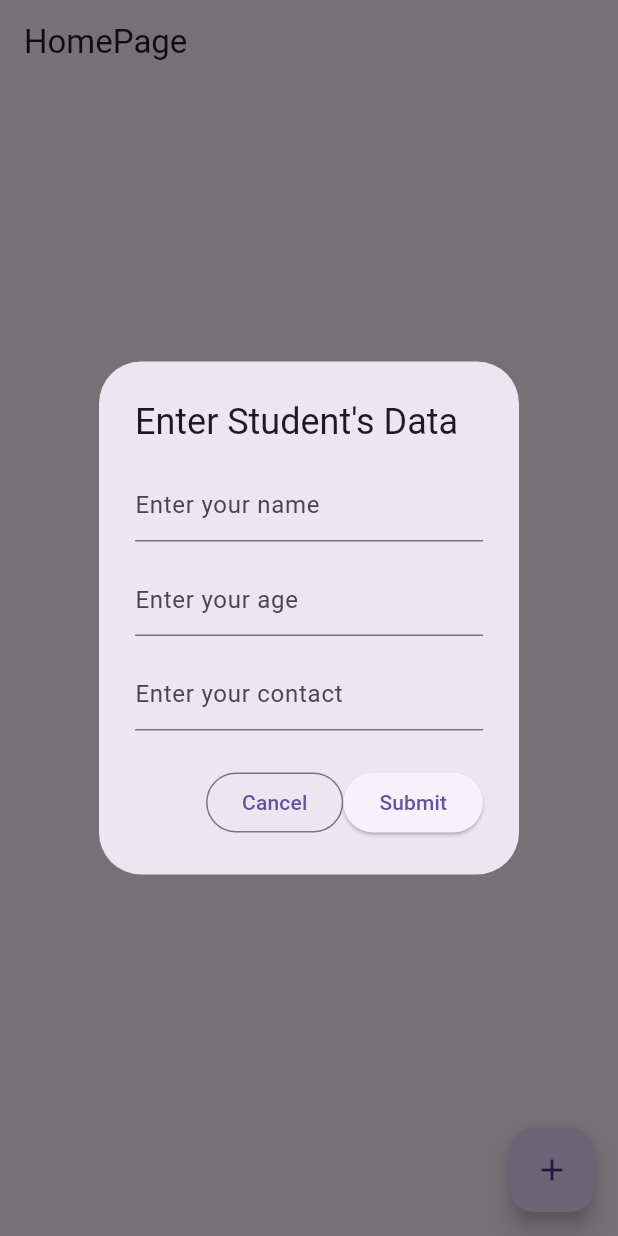
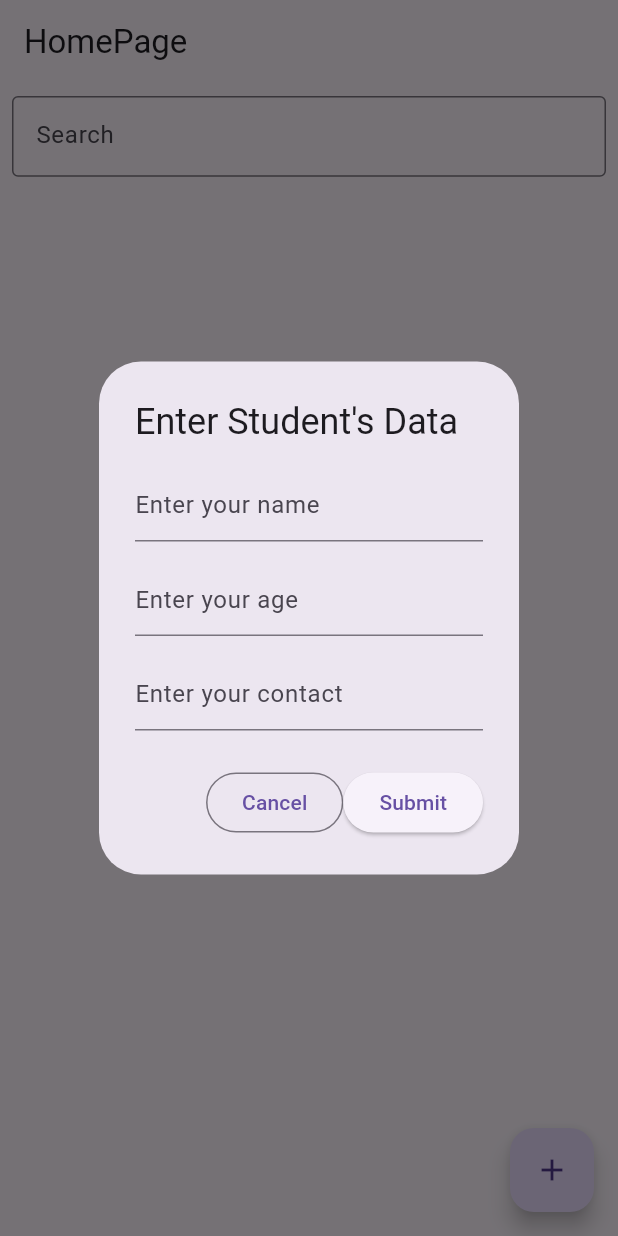
Before and after one commit to vrajGodhani24/adv_4_data, a Flutter app: the screen it shows after launch, after a tap on the "add" icon, on a phone screen of 412 x 824 dp. Run offline on Flutter 3.47's test engine with Material 3 defaults, Android fonts, the phone set to English and light mode, and no system bars; our stand-ins replace get, sqflite; accounts and stored records are empty.

Commit message:
11/1/24 first commit

```diff
--- a/lib/module/helper/database_helper.dart
+++ b/lib/module/helper/database_helper.dart
@@ -34,4 +34,14 @@ class DataBaseHelper {
 
     await db!.rawInsert(sql, values);
   }
+
+  Future<List<Map<String, Object?>>> fetchAllData() async {
+    db = await initDB();
+
+    String sql = "SELECT * FROM student";
+
+    List<Map<String, Object?>> fetchedData = await db!.rawQuery(sql);
+
+    return fetchedData;
+  }
 }
--- a/lib/module/views/homepage/controller/homepage_controller.dart
+++ b/lib/module/views/homepage/controller/homepage_controller.dart
@@ -1,11 +1,34 @@
 import 'package:adv_4_database/module/helper/database_helper.dart';
+import 'package:adv_4_database/module/views/homepage/model/student.dart';
 import 'package:get/get.dart';
 
 class HomePageController extends GetxController {
+  List<Student> fetchStudentData = [];
+  List<Student?> fetchSearchStudentData = [];
+  String searching = "";
+
   @override
   void onInit() async {
     super.onInit();
 
     await DataBaseHelper.databaseHelper.initDB();
+
+    List data = await DataBaseHelper.databaseHelper.fetchAllData();
+
+    fetchStudentData = data.map((e) {
+      return Student(
+          id: e['id'], name: e['name'], age: e['age'], contact: e['contact']);
+    }).toList();
+
+    update();
+  }
+
+  void searchName(String searchedText) {
+    fetchSearchStudentData = fetchStudentData.map((e) {
+      if (e.name.toLowerCase().contains(searchedText)) {
+        return e;
+      }
+    }).toList();
+    update();
   }
 }
--- /dev/null
+++ b/lib/module/views/homepage/model/student.dart
@@ -0,0 +1,13 @@
+class Student {
+  int id;
+  String name;
+  int age;
+  String contact;
+
+  Student({
+    required this.id,
+    required this.name,
+    required this.age,
+    required this.contact,
+  });
+}
--- a/lib/module/views/homepage/screens/homepage.dart
+++ b/lib/module/views/homepage/screens/homepage.dart
@@ -13,11 +13,62 @@ class HomePage extends StatelessWidget {
     String name = "";
     int age = 0;
     String contact = "";
-
     return Scaffold(
       appBar: AppBar(
         title: const Text("HomePage"),
       ),
+      body: GetBuilder<HomePageController>(builder: (context) {
+        return Column(
+          children: [
+            Expanded(
+              flex: 1,
+              child: Padding(
+                padding: const EdgeInsets.all(8.0),
+                child: TextField(
+                  decoration: const InputDecoration(
+                    border: OutlineInputBorder(),
+                    hintText: "Search",
+                  ),
+                  onChanged: (val) {
+                    homePageController.searchName(val);
+                  },
+                ),
+              ),
+            ),
+            Expanded(
+              flex: 10,
+              child: (homePageController.fetchStudentData == [])
+                  ? const Text("No data")
+                  : ListView(
+                      children: (homePageController
+                              .fetchSearchStudentData.isNotEmpty)
+                          ? homePageController.fetchSearchStudentData
+                              .map(
+                                (e) => (e == null)
+                                    ? Container()
+                                    : ListTile(
+                                        leading: const FlutterLogo(size: 60),
+                                        title: Text(e.name),
+                                        subtitle: Text(e.contact),
+                                        trailing: Text("${e.age}"),
+                                      ),
+                              )
+                              .toList()
+                          : homePageController.fetchStudentData
+                              .map(
+                                (e) => ListTile(
+                                  leading: const FlutterLogo(size: 60),
+                                  title: Text(e.name),
+                                  subtitle: Text(e.contact),
+                                  trailing: Text("${e.age}"),
+                                ),
+                              )
+                              .toList(),
+                    ),
+            ),
+          ],
+        );
+      }),
       floatingActionButton: FloatingActionButton(
         onPressed: () {
           showDialog(
@@ -74,6 +125,7 @@ class HomePage extends StatelessWidget {
                               .then((value) {
                             Get.back();
                           });
+                          homePageController.onInit();
                         },
                         child: const Text("Submit"),
                       ),
```
